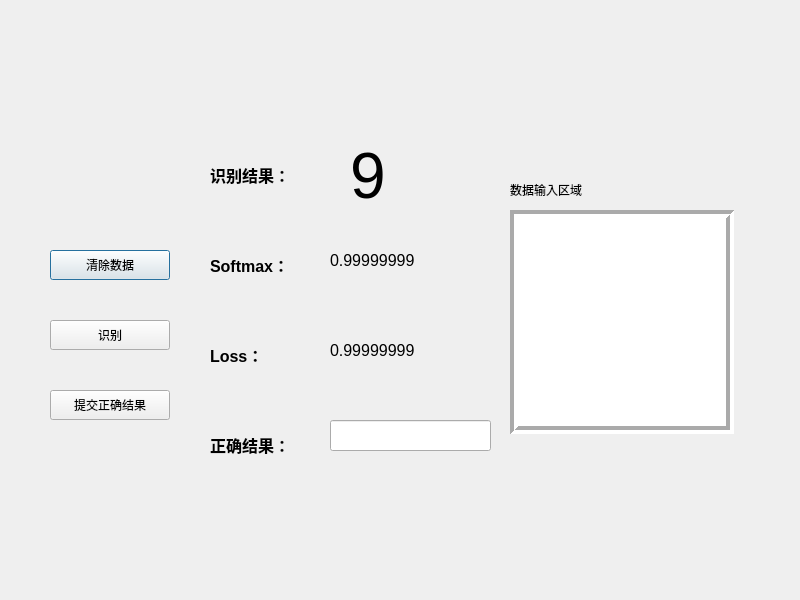
First picture: the form in qt/layout.ui, repository Company-Automation-1/LLM, before the edit.
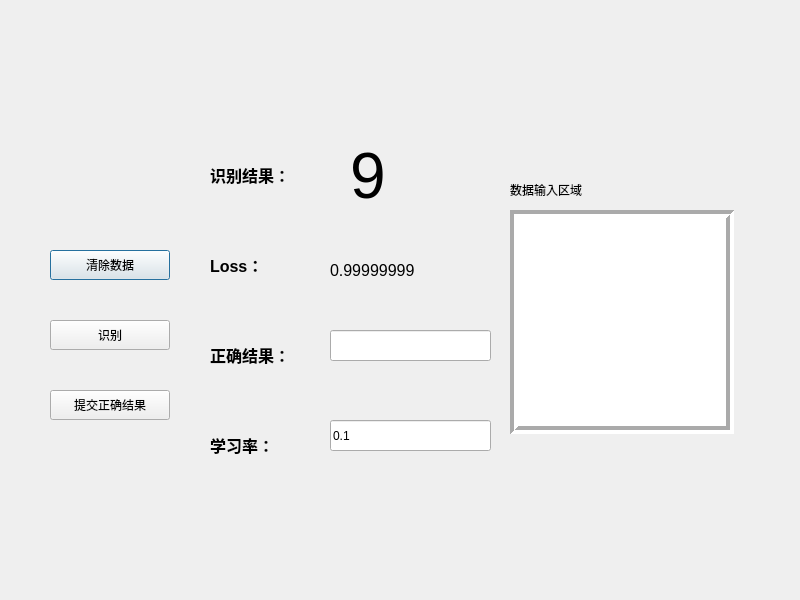
Second picture: the form after the edit.

What changed in the file:
```diff
--- a/qt/layout.ui
+++ b/qt/layout.ui
@@ -92,7 +92,7 @@
     </rect>
    </property>
    <property name="text">
-    <string>&lt;html&gt;&lt;head/&gt;&lt;body&gt;&lt;p&gt;&lt;span style=&quot; font-size:12pt; font-weight:600;&quot;&gt;识别结果：&lt;/span&gt;&lt;/p&gt;&lt;p&gt;&lt;br/&gt;&lt;br/&gt;&lt;/p&gt;&lt;p&gt;&lt;span style=&quot; font-size:12pt; font-weight:600;&quot;&gt;Softmax：&lt;/span&gt;&lt;/p&gt;&lt;p&gt;&lt;br/&gt;&lt;br/&gt;&lt;/p&gt;&lt;p&gt;&lt;span style=&quot; font-size:12pt; font-weight:600;&quot;&gt;Loss：&lt;/span&gt;&lt;/p&gt;&lt;p&gt;&lt;br/&gt;&lt;br/&gt;&lt;/p&gt;&lt;p&gt;&lt;span style=&quot; font-size:12pt; font-weight:600;&quot;&gt;正确结果：&lt;/span&gt;&lt;/p&gt;&lt;/body&gt;&lt;/html&gt;</string>
+    <string>&lt;html&gt;&lt;head/&gt;&lt;body&gt;&lt;p&gt;&lt;span style=&quot; font-size:12pt; font-weight:600;&quot;&gt;识别结果：&lt;/span&gt;&lt;/p&gt;&lt;p&gt;&lt;br/&gt;&lt;br/&gt;&lt;/p&gt;&lt;p&gt;&lt;span style=&quot; font-size:12pt; font-weight:600;&quot;&gt;Loss：&lt;/span&gt;&lt;/p&gt;&lt;p&gt;&lt;br/&gt;&lt;br/&gt;&lt;/p&gt;&lt;p&gt;&lt;span style=&quot; font-size:12pt; font-weight:600;&quot;&gt;正确结果：&lt;/span&gt;&lt;/p&gt;&lt;p&gt;&lt;br/&gt;&lt;br/&gt;&lt;/p&gt;&lt;p&gt;&lt;span style=&quot; font-size:12pt; font-weight:600;&quot;&gt;学习率：&lt;/span&gt;&lt;/p&gt;&lt;/body&gt;&lt;/html&gt;</string>
    </property>
   </widget>
   <widget class="QLabel" name="label_4">
@@ -153,24 +153,6 @@
     <string>9</string>
    </property>
   </widget>
-  <widget class="QLabel" name="lbCofidence">
-   <property name="geometry">
-    <rect>
-     <x>330</x>
-     <y>250</y>
-     <width>151</width>
-     <height>21</height>
-    </rect>
-   </property>
-   <property name="font">
-    <font>
-     <pointsize>12</pointsize>
-    </font>
-   </property>
-   <property name="text">
-    <string>0.99999999</string>
-   </property>
-  </widget>
   <widget class="QPushButton" name="pbtPredict_2">
    <property name="geometry">
     <rect>
@@ -191,7 +173,7 @@
    <property name="geometry">
     <rect>
      <x>330</x>
-     <y>420</y>
+     <y>330</y>
      <width>161</width>
      <height>31</height>
     </rect>
@@ -201,7 +183,7 @@
    <property name="geometry">
     <rect>
      <x>330</x>
-     <y>340</y>
+     <y>260</y>
      <width>151</width>
      <height>21</height>
     </rect>
@@ -215,6 +197,19 @@
     <string>0.99999999</string>
    </property>
   </widget>
+  <widget class="QLineEdit" name="lineEdit_2">
+   <property name="geometry">
+    <rect>
+     <x>330</x>
+     <y>420</y>
+     <width>161</width>
+     <height>31</height>
+    </rect>
+   </property>
+   <property name="text">
+    <string>0.1</string>
+   </property>
+  </widget>
  </widget>
  <resources/>
  <connections>
```
